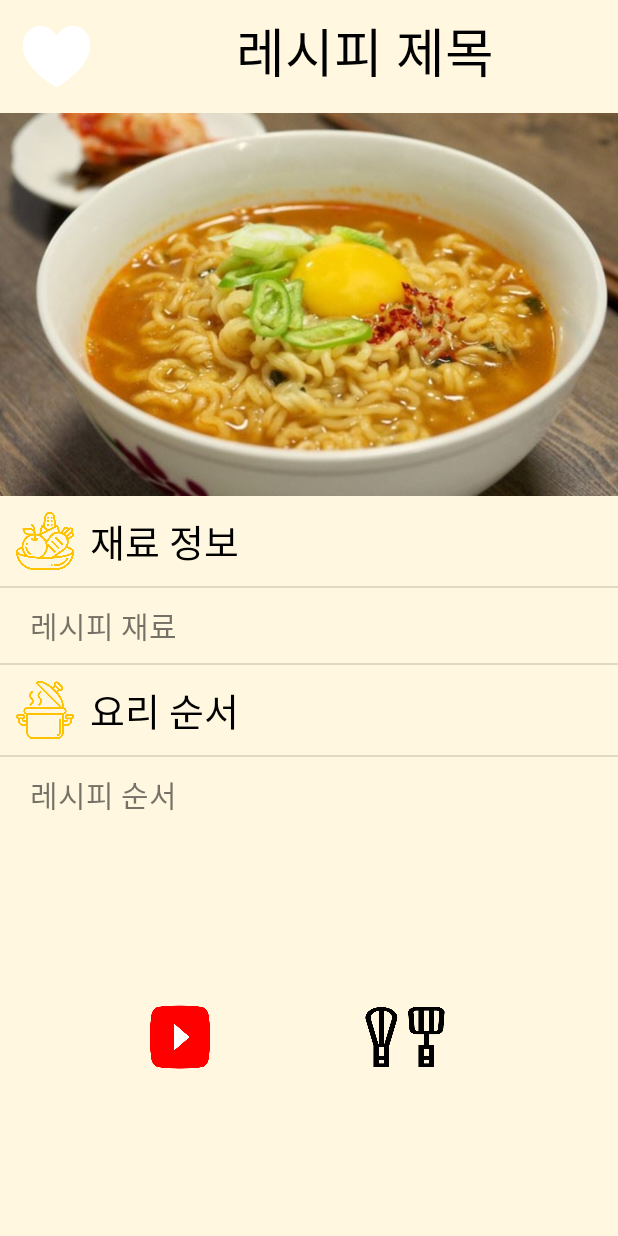
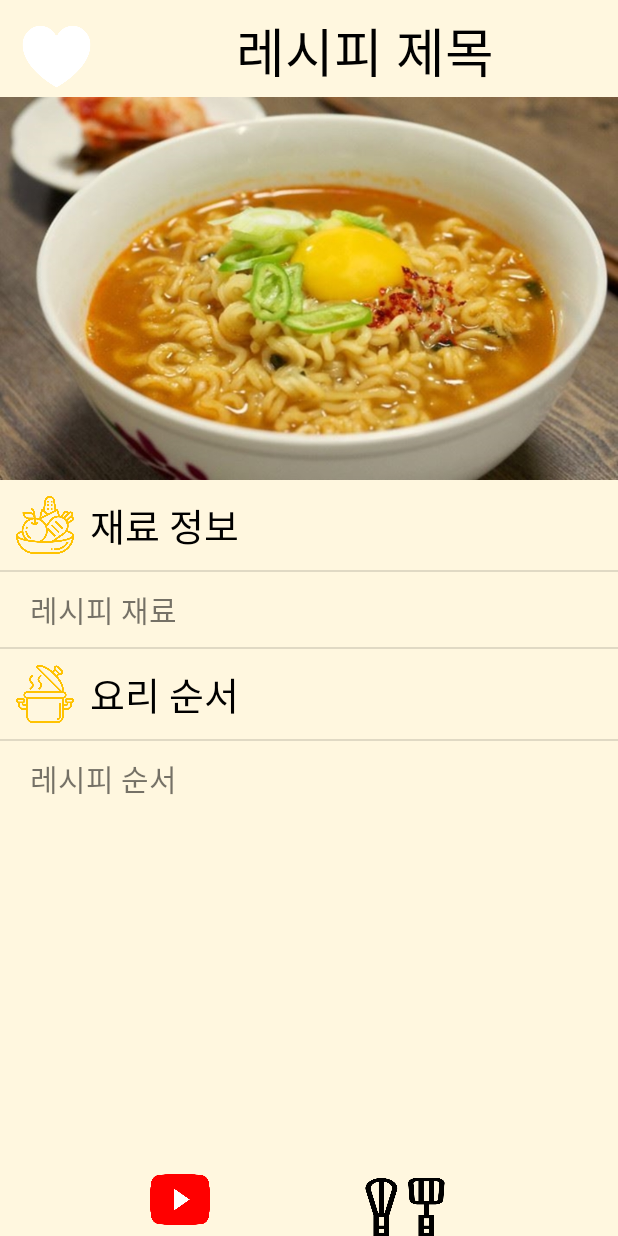
Before and after one commit to qmffld102/CookBaB, an Android app: the layout activity_recipe.xml on its own in the app's theme, with its tools: preview values and no code run, on a phone screen of 412 x 824 dp. Run offline under Robolectric (Android 15) with nearby library versions, the phone set to English and light mode, and no system bars.

```diff
--- a/app/src/main/res/layout/activity_recipe.xml
+++ b/app/src/main/res/layout/activity_recipe.xml
@@ -11,6 +11,7 @@
     <LinearLayout
         android:layout_width="match_parent"
         android:layout_height="wrap_content"
+        android:layout_weight="1"
         android:orientation="horizontal">
 
         <Button
@@ -33,7 +34,8 @@
 
     <ScrollView
         android:layout_width="match_parent"
-        android:layout_height="586dp">
+        android:layout_height="match_parent"
+        android:layout_weight="10">
 
         <LinearLayout
             android:layout_width="match_parent"
@@ -55,23 +57,25 @@
                 <ImageView
                     android:layout_width="40dp"
                     android:layout_height="40dp"
+                    android:layout_marginLeft="10dp"
                     android:layout_marginTop="10dp"
                     android:layout_marginBottom="10dp"
-                    android:layout_marginLeft="10dp"
                     android:src="@drawable/ingredients">
 
                 </ImageView>
+
                 <TextView
                     android:layout_width="match_parent"
                     android:layout_height="wrap_content"
+                    android:layout_centerVertical="true"
                     android:layout_marginLeft="60dp"
-                    android:layout_centerVertical="true"
                     android:fontFamily="@font/namum"
                     android:text="재료 정보"
                     android:textColor="@color/colorText"
                     android:textSize="25dp" />
             </RelativeLayout>
-            <View style="@style/Divider"/>
+
+            <View style="@style/Divider" />
 
             <TextView
                 android:id="@+id/tv_ingredient"
@@ -85,7 +89,8 @@
                 android:text="레시피 재료"
                 android:textSize="20dp" />
 
-            <View style="@style/Divider"/>
+            <View style="@style/Divider" />
+
             <RelativeLayout
                 android:layout_width="match_parent"
                 android:layout_height="wrap_content"
@@ -94,23 +99,26 @@
                 <ImageView
                     android:layout_width="40dp"
                     android:layout_height="40dp"
+                    android:layout_marginLeft="10dp"
                     android:layout_marginTop="10dp"
                     android:layout_marginBottom="10dp"
-                    android:layout_marginLeft="10dp"
                     android:src="@drawable/pot">
 
                 </ImageView>
+
                 <TextView
                     android:layout_width="match_parent"
                     android:layout_height="wrap_content"
+                    android:layout_centerVertical="true"
                     android:layout_marginLeft="60dp"
-                    android:layout_centerVertical="true"
                     android:fontFamily="@font/namum"
                     android:text="요리 순서"
                     android:textColor="@color/colorText"
                     android:textSize="25dp" />
             </RelativeLayout>
-            <View style="@style/Divider"/>
+
+            <View style="@style/Divider" />
+
             <TextView
                 android:id="@+id/tv_recipe"
                 android:layout_width="match_parent"
@@ -127,6 +135,7 @@
     </ScrollView>
 
     <RelativeLayout
+        android:layout_weight="1"
         android:layout_width="match_parent"
         android:layout_height="wrap_content"
         android:orientation="horizontal">
```
Also changed, not shown: app/src/main/res/layout/activity_recipe_ingredient.xml (+20 -17 lines).
